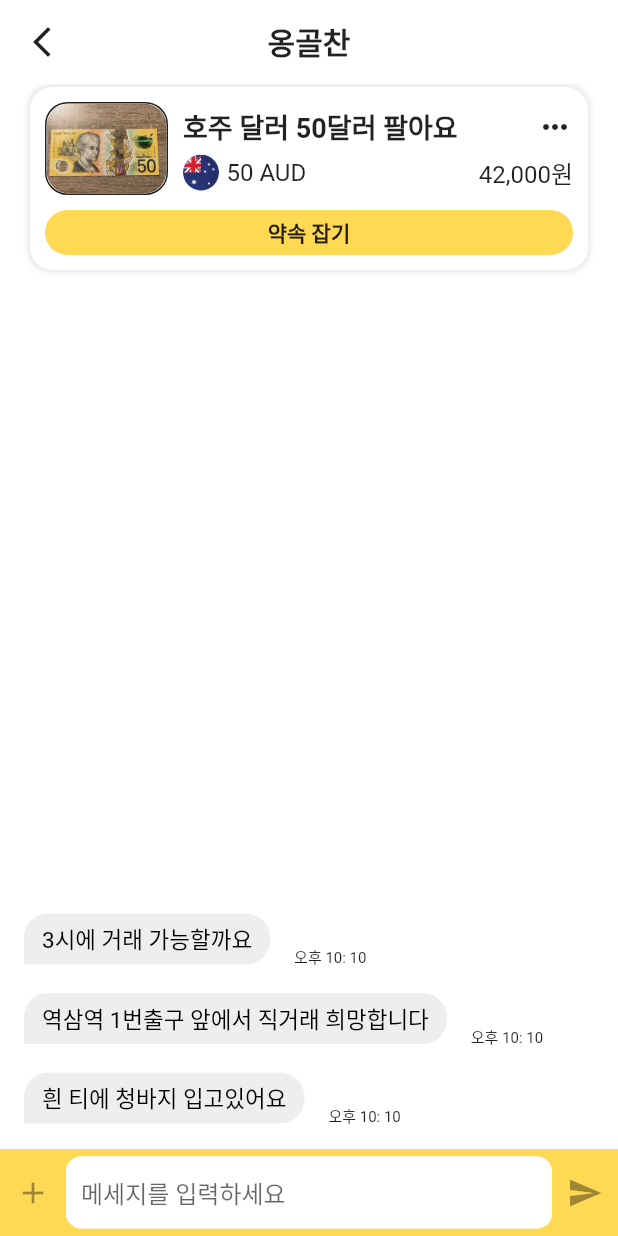
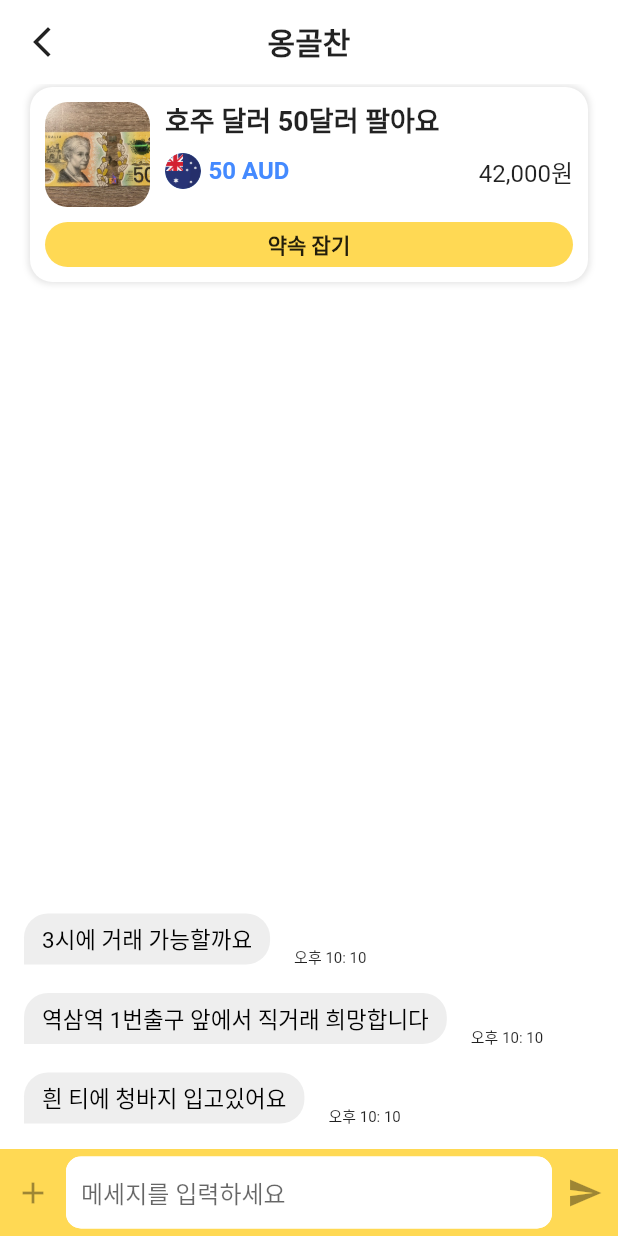
Before and after one commit to Donne-All-Around/DonneAllAround, a Flutter app: the ChattingDetailPage screen opened directly, on a phone screen of 412 x 824 dp. Run offline on Flutter 3.47's test engine with Material 2 defaults, Android fonts, the phone set to English and light mode, and no system bars; our stand-ins replace awesome_bottom_bar, chat_bubbles.

Commit message:
0912 JM chatting detail page 수정

```diff
--- a/frontend/a705/lib/chatting_detail_page.dart
+++ b/frontend/a705/lib/chatting_detail_page.dart
@@ -59,10 +59,11 @@ class _ChattingDetailPageState extends State<ChattingDetailPage> {
                     Row(
                       children: [
                         Container(
+                          height: 70,
+                          width: 70,
                           margin: const EdgeInsets.fromLTRB(10, 10, 10, 10),
                           decoration: BoxDecoration(
                             borderRadius: BorderRadius.circular(15),
-                            border: Border.all(color: Colors.black87),
                           ),
                           child: ClipRRect(
                               borderRadius: BorderRadius.circular(15),
@@ -70,42 +71,27 @@ class _ChattingDetailPageState extends State<ChattingDetailPage> {
                                   height: 60,
                                   image: AssetImage(
                                     'assets/images/ausdollar.jpg',
-                                  ))),
                                   ),
-                        Flexible(
+                              fit: BoxFit.cover,
+                              )),
+                        ),
+                        const Flexible(
                           flex: 1,
+                          child: SizedBox(
+                            height: 70,
                             child: Column(
                               crossAxisAlignment: CrossAxisAlignment.start,
                               children: [
-                              Row(
-                                mainAxisAlignment:
-                                    MainAxisAlignment.spaceBetween,
-                                children: [
-                                  const Text(
+                                Text(
                                   '호주 달러 50달러 팔아요',
                                   style: TextStyle(
                                     fontSize: 18,
+                                    height: 1.3,
                                     fontWeight: FontWeight.bold,
                                   ),
                                 ),
+                                SizedBox(height: 10),
                                 Row(
-                                    children: [
-                                      IconButton(
-                                        icon: const Icon(
-                                            Icons.more_horiz_rounded),
-                                        padding: EdgeInsets.zero,
-                                        constraints: const BoxConstraints(),
-                                        onPressed: () {
-                                          Navigator.pop(context);
-                                        },
-                                      ),
-                                      const SizedBox(width: 10),
-                                    ],
-                                  ),
-                                ],
-                              ),
-                              const SizedBox(height: 5),
-                              const Row(
                                   mainAxisAlignment:
                                       MainAxisAlignment.spaceBetween,
                                   children: [
@@ -119,7 +105,7 @@ class _ChattingDetailPageState extends State<ChattingDetailPage> {
                                         SizedBox(width: 5),
                                         Text(
                                           '50 AUD',
-                                        style: TextStyle(fontSize: 16),
+                                          style: TextStyle(fontSize: 16, fontWeight: FontWeight.bold, color: Colors.blueAccent),
                                         ),
                                       ],
                                     ),
@@ -134,7 +120,9 @@ class _ChattingDetailPageState extends State<ChattingDetailPage> {
                                     ),
                                   ],
                                 ),
+                                // SizedBox(height: 15),
                               ],
+                            ),
                           ),
                         )
                       ],
```
Lines whose indentation alone changed are shown as unchanged.
